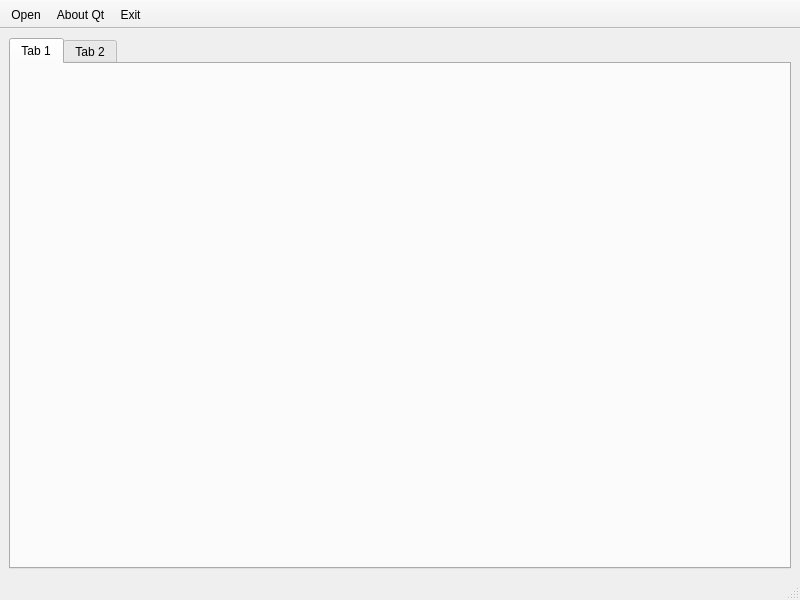
Before: the Qt Designer form src/SubFX/gui/ui/mainwindow.ui in fdar0536/SubFX, drawn with Qt 5.
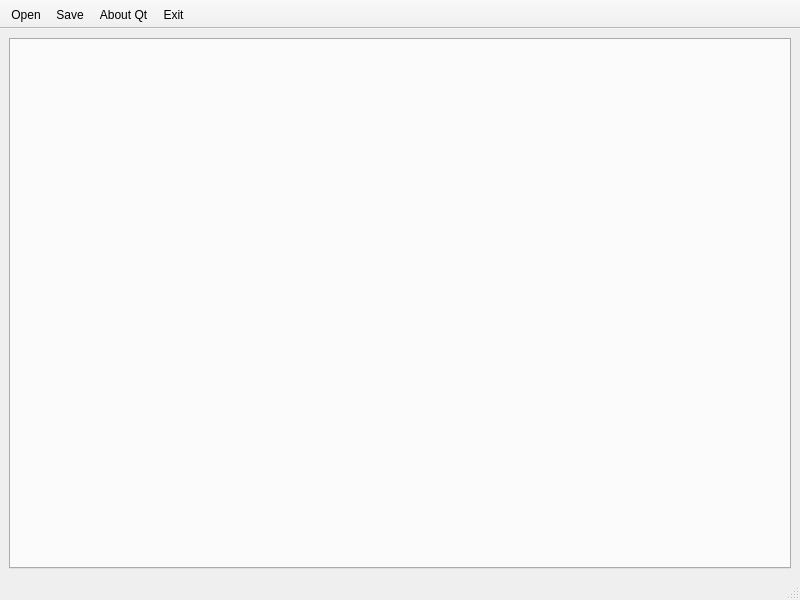
After: the same form once the commit is applied.

Patch:
```diff
--- a/src/SubFX/gui/ui/mainwindow.ui
+++ b/src/SubFX/gui/ui/mainwindow.ui
@@ -16,17 +16,10 @@
   <widget class="QWidget" name="centralwidget">
    <layout class="QGridLayout" name="gridLayout">
     <item row="0" column="0">
-     <widget class="QTabWidget" name="tabWidget">
-      <widget class="QWidget" name="tab">
-       <attribute name="title">
-        <string>Tab 1</string>
-       </attribute>
-      </widget>
-      <widget class="QWidget" name="tab_2">
-       <attribute name="title">
-        <string>Tab 2</string>
-       </attribute>
-      </widget>
+     <widget class="QTabWidget" name="mainTab">
+      <property name="currentIndex">
+       <number>-1</number>
+      </property>
      </widget>
     </item>
    </layout>
@@ -46,6 +39,7 @@
     <bool>false</bool>
    </attribute>
    <addaction name="actionOpen"/>
+   <addaction name="actionSave"/>
    <addaction name="actionAboutQt"/>
    <addaction name="actionExit"/>
   </widget>
@@ -64,6 +58,11 @@
     <string>Exit</string>
    </property>
   </action>
+  <action name="actionSave">
+   <property name="text">
+    <string>Save</string>
+   </property>
+  </action>
  </widget>
  <resources/>
  <connections/>
```
